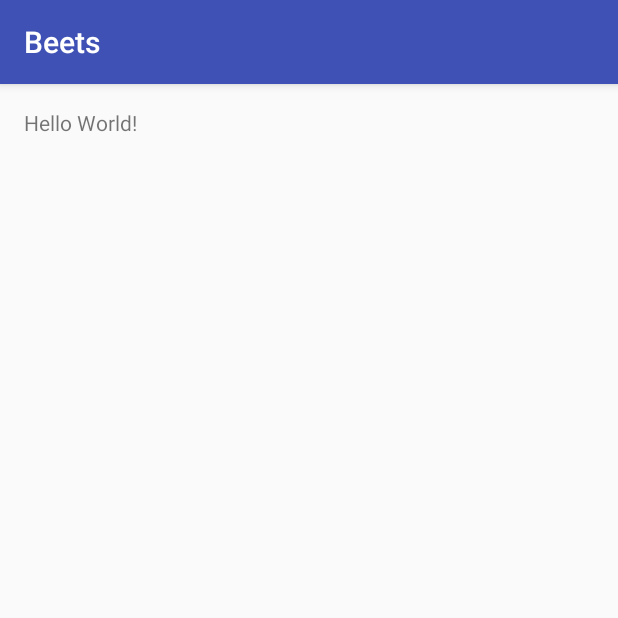
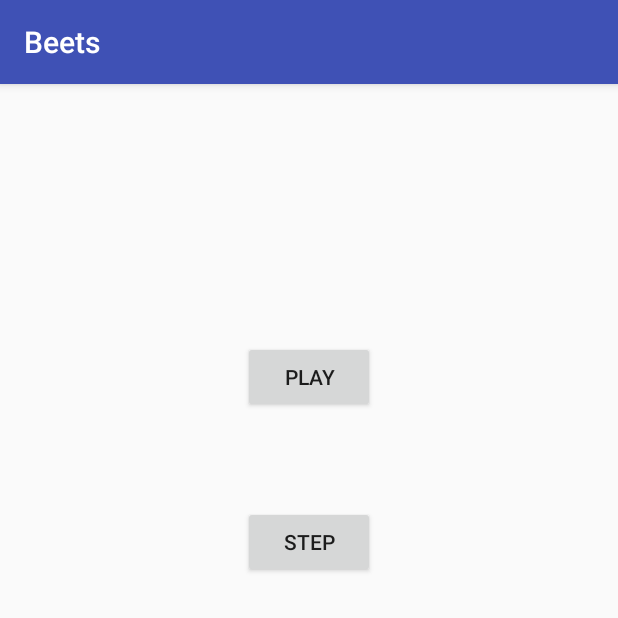
Before and after one commit to beetsbyninn/Beets, an Android app: the screen it shows after launch (MainActivity), on a phone screen of 412 x 824 dp, the top half of it. Run offline under Robolectric (Android 15) with nearby library versions, the phone set to English and light mode, and no system bars.

Commit message:
First version of the MusicPlayer
Can play a song in the background and a sound every time we push a
button.

```diff
--- a/app/src/main/java/com/github/beetsbyninn/beets/MainActivity.java
+++ b/app/src/main/java/com/github/beetsbyninn/beets/MainActivity.java
@@ -2,12 +2,57 @@ package com.github.beetsbyninn.beets;
 
 import android.support.v7.app.AppCompatActivity;
 import android.os.Bundle;
+import android.view.View;
+import android.widget.Button;
+
+import java.io.IOException;
 
 public class MainActivity extends AppCompatActivity {
+    private MusicPlayer mMusicPlayer;
+    private Button mBtnPlay;
+    private Button mBtnStep;
+    private boolean mIsplaying = false;
 
     @Override
     protected void onCreate(Bundle savedInstanceState) {
         super.onCreate(savedInstanceState);
         setContentView(R.layout.activity_main);
+        mBtnPlay = (Button)findViewById(R.id.btnPlay);
+        mBtnPlay.setOnClickListener(new ButtonPlayListener());
+        mMusicPlayer = new MusicPlayer(this);
+        mMusicPlayer.initSongMediaPlayer();
+        try {
+            mMusicPlayer.initStepMediaPlayer();
+        } catch (IOException e) {
+            e.printStackTrace();
+        }
+        mBtnStep = (Button)findViewById(R.id.btnStep);
+        mBtnStep.setOnClickListener(new ButtonStepListener());
+
+
+    }
+
+    private class ButtonPlayListener implements View.OnClickListener {
+        @Override
+        public void onClick(View view) {
+            if(mIsplaying == false) {
+                mMusicPlayer.playSong();
+                mIsplaying = true;
+            }else if(mIsplaying){
+                mMusicPlayer.stopSong();
+                mIsplaying = false;
+            }
+        }
+    }
+
+    private class ButtonStepListener implements View.OnClickListener {
+        @Override
+        public void onClick(View view) {
+            try {
+                mMusicPlayer.playStep();
+            } catch (IOException e) {
+                e.printStackTrace();
+            }
+        }
     }
 }
--- /dev/null
+++ b/app/src/main/java/com/github/beetsbyninn/beets/MusicPlayer.java
@@ -0,0 +1,74 @@
+package com.github.beetsbyninn.beets;
+
+import android.content.res.AssetFileDescriptor;
+import android.media.MediaPlayer;
+
+import java.io.IOException;
+
+/**
+ * Handles the Mediaplayer used for playing songs and the sound when taking a step.
+ * Created by Jonatan Wahlstedt and Oscar Sandberg on 23-Feb-17.
+ */
+
+public class MusicPlayer {
+    private MediaPlayer mSongMediaPlayer;
+    private MediaPlayer mStepMediaPlayer;
+    private MainActivity mMainActivity;
+
+    public MusicPlayer(MainActivity mainActivity){
+        mMainActivity = mainActivity;
+    }
+
+    /**
+     * Initializes the StepMediaPlayer and the SongMediaplayer
+     */
+    public void initSongMediaPlayer() {
+        mSongMediaPlayer = MediaPlayer.create(mMainActivity,R.raw.lowrider);
+
+
+    }
+
+    /**
+     * Initializes the StepMediaPlayer and sets the volume on the sound.
+     * @throws IOException
+     */
+    public void initStepMediaPlayer() throws IOException {
+        mStepMediaPlayer = MediaPlayer.create(mMainActivity, R.raw.stepsound);
+        mStepMediaPlayer.setVolume(0.2f,0.2f);
+
+    }
+
+    /**
+     * Starts the SongMediaplayer and plays the initialized song.
+     */
+    public void playSong(){
+        if(!mSongMediaPlayer.isPlaying()){
+            mSongMediaPlayer.start();
+        }
+    }
+
+    /**
+     * Stops the SongMediaplayer by pausing the song.
+     */
+    public void stopSong(){
+        if(mSongMediaPlayer.isPlaying()){
+            mSongMediaPlayer.pause();
+            //mSongMediaPlayer.reset();
+        }
+    }
+
+    /**
+     * Uses Mediaplayer to play a sound then the user takes a step.
+     * @throws IOException
+     */
+    public void playStep() throws IOException {
+        if(!mStepMediaPlayer.isPlaying()){
+            mStepMediaPlayer.start();
+        }else if(mStepMediaPlayer.isPlaying()){
+            mStepMediaPlayer.stop();
+            mStepMediaPlayer.release();
+            initStepMediaPlayer();
+            mStepMediaPlayer.start();
+        }
+    }
+}
--- a/app/src/main/res/layout/activity_main.xml
+++ b/app/src/main/res/layout/activity_main.xml
@@ -10,8 +10,21 @@
     android:paddingTop="@dimen/activity_vertical_margin"
     tools:context="com.github.beetsbyninn.beets.MainActivity">
 
-    <TextView
+    <Button
+        android:text="Step"
         android:layout_width="wrap_content"
         android:layout_height="wrap_content"
-        android:text="Hello World!" />
+        android:layout_below="@+id/btnPlay"
+        android:layout_alignStart="@+id/btnPlay"
+        android:layout_marginTop="62dp"
+        android:id="@+id/btnStep" />
+
+    <Button
+        android:text="Play"
+        android:layout_width="wrap_content"
+        android:layout_height="wrap_content"
+        android:id="@+id/btnPlay"
+        android:layout_alignParentTop="true"
+        android:layout_centerHorizontal="true"
+        android:layout_marginTop="155dp" />
 </RelativeLayout>
```
Also changed, not shown: 2 other files.
